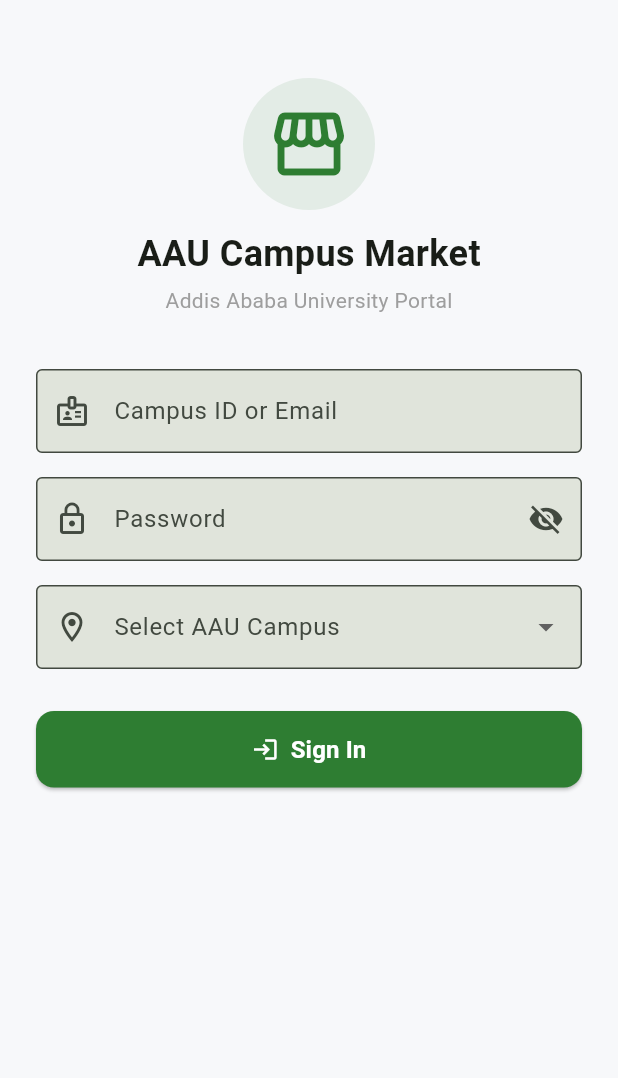
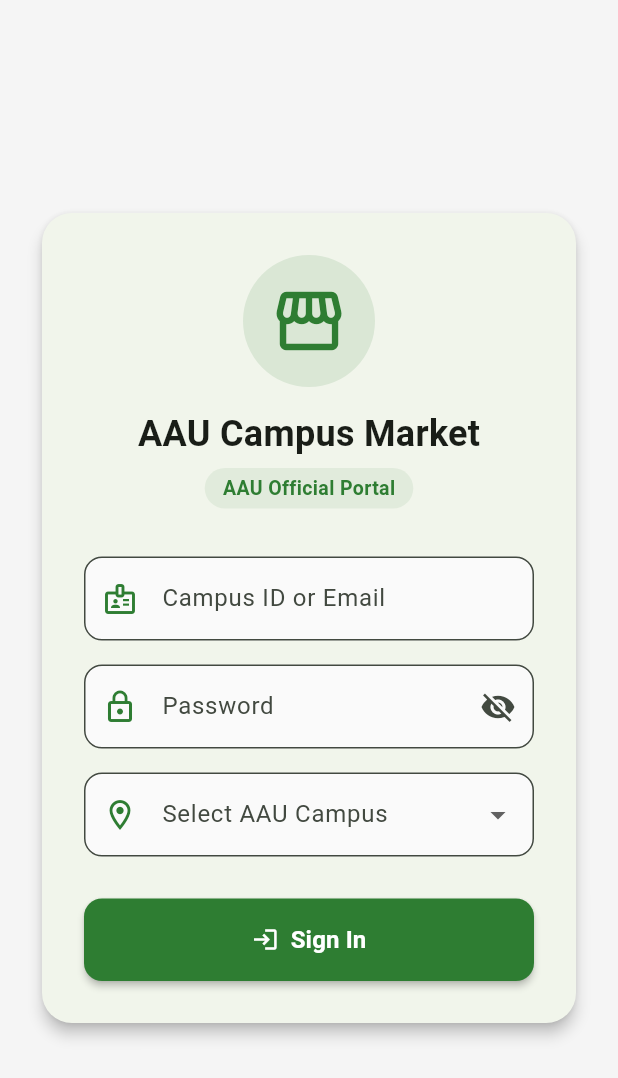
Before and after one commit to haleta-e/aau_campus_market, a Flutter app: the screen it shows after launch, on a phone screen of 412 x 824 dp. Shown: the top 1078 px of the screen. Run offline on Flutter 3.47's test engine with Material 3 defaults, Android fonts, the phone set to English and light mode, and no system bars; our stand-ins replace flutter_riverpod, hive_flutter, shared_preferences; accounts and stored records are empty.

Commit message:
style: update login screen design card and header subtitle to AAU Official Portal

```diff
--- a/lib/screens/auth/login_screen.dart
+++ b/lib/screens/auth/login_screen.dart
@@ -29,37 +29,55 @@
     final campusState = ref.watch(campusProvider);
 
     return Scaffold(
+      backgroundColor: Colors.grey.shade100,
       body: SafeArea(
+        child: Center(
           child: SingleChildScrollView(
             padding: const EdgeInsets.symmetric(horizontal: 24, vertical: 32),
+            child: Card(
+              elevation: 4,
+              shape: RoundedRectangleBorder(borderRadius: BorderRadius.circular(20)),
+              child: Padding(
+                padding: const EdgeInsets.all(28.0),
                 child: Column(
+                  mainAxisSize: MainAxisSize.min,
                   crossAxisAlignment: CrossAxisAlignment.stretch,
                   children: [
-              const SizedBox(height: 20),
                     // App Logo & Header
                     Column(
                       children: [
                         Container(
-                    padding: const EdgeInsets.all(16),
+                          padding: const EdgeInsets.all(18),
                           decoration: BoxDecoration(
-                      color: const Color(0xFF2E7D32).withValues(alpha: 0.1),
+                            color: const Color(0xFF2E7D32).withValues(alpha: 0.12),
                             shape: BoxShape.circle,
                           ),
-                    child: const Icon(Icons.storefront, size: 56, color: Color(0xFF2E7D32)),
+                          child: const Icon(Icons.storefront, size: 52, color: Color(0xFF2E7D32)),
                         ),
-                  const SizedBox(height: 12),
+                        const SizedBox(height: 14),
                         const Text(
                           'AAU Campus Market',
-                    style: TextStyle(fontSize: 24, fontWeight: FontWeight.bold),
+                          style: TextStyle(fontSize: 24, fontWeight: FontWeight.bold, letterSpacing: 0.2),
                         ),
-                  const SizedBox(height: 4),
-                  const Text(
-                    'Addis Ababa University Portal',
-                    style: TextStyle(color: Colors.grey, fontSize: 14),
+                        const SizedBox(height: 6),
+                        Container(
+                          padding: const EdgeInsets.symmetric(horizontal: 12, vertical: 4),
+                          decoration: BoxDecoration(
+                            color: const Color(0xFF2E7D32).withValues(alpha: 0.08),
+                            borderRadius: BorderRadius.circular(20),
+                          ),
+                          child: const Text(
+                            'AAU Official Portal',
+                            style: TextStyle(
+                              color: Color(0xFF2E7D32),
+                              fontSize: 13,
+                              fontWeight: FontWeight.w600,
+                            ),
+                          ),
                         ),
                       ],
                     ),
-              const SizedBox(height: 36),
+                    const SizedBox(height: 32),
 
                     // Error display
                     if (auth.errorMessage != null) ...[
@@ -67,7 +85,7 @@
                         padding: const EdgeInsets.all(12),
                         decoration: BoxDecoration(
                           color: Colors.red.withValues(alpha: 0.08),
-                    borderRadius: BorderRadius.circular(8),
+                          borderRadius: BorderRadius.circular(10),
                           border: Border.all(color: Colors.red.withValues(alpha: 0.2)),
                         ),
                         child: Row(
@@ -90,11 +108,13 @@
                     TextField(
                       controller: _idController,
                       keyboardType: TextInputType.emailAddress,
-                decoration: const InputDecoration(
+                      decoration: InputDecoration(
                         labelText: 'Campus ID or Email',
                         hintText: 'e.g. UGR/1234/24 or buyer01@aau.edu.et',
-                  prefixIcon: Icon(Icons.badge_outlined),
-                  border: OutlineInputBorder(),
+                        prefixIcon: const Icon(Icons.badge_outlined, color: Color(0xFF2E7D32)),
+                        border: OutlineInputBorder(borderRadius: BorderRadius.circular(12)),
+                        filled: true,
+                        fillColor: Colors.grey.shade50,
                       ),
                     ),
                     const SizedBox(height: 16),
@@ -105,8 +125,10 @@
                       obscureText: _obscurePass,
                       decoration: InputDecoration(
                         labelText: 'Password',
-                  prefixIcon: const Icon(Icons.lock_outline),
-                  border: const OutlineInputBorder(),
+                        prefixIcon: const Icon(Icons.lock_outline, color: Color(0xFF2E7D32)),
+                        border: OutlineInputBorder(borderRadius: BorderRadius.circular(12)),
+                        filled: true,
+                        fillColor: Colors.grey.shade50,
                         suffixIcon: IconButton(
                           icon: Icon(_obscurePass ? Icons.visibility_off : Icons.visibility),
                           onPressed: () => setState(() => _obscurePass = !_obscurePass),
@@ -117,11 +139,13 @@
 
                     // Campus Dropdown
                     DropdownButtonFormField<String>(
-                value: _selectedCampusId,
-                decoration: const InputDecoration(
+                      initialValue: _selectedCampusId,
+                      decoration: InputDecoration(
                         labelText: 'Select AAU Campus',
-                  prefixIcon: Icon(Icons.location_on_outlined),
-                  border: OutlineInputBorder(),
+                        prefixIcon: const Icon(Icons.location_on_outlined, color: Color(0xFF2E7D32)),
+                        border: OutlineInputBorder(borderRadius: BorderRadius.circular(12)),
+                        filled: true,
+                        fillColor: Colors.grey.shade50,
                       ),
                       items: campusState.campuses
                           .map((c) => DropdownMenuItem(value: c.id, child: Text(c.name)))
@@ -130,12 +154,14 @@
                     ),
                     const SizedBox(height: 28),
 
-              // Sign In Button (handles student or admin dynamically)
+                    // Sign In Button
                     ElevatedButton.icon(
                       style: ElevatedButton.styleFrom(
-                  padding: const EdgeInsets.symmetric(vertical: 14),
+                        padding: const EdgeInsets.symmetric(vertical: 16),
                         backgroundColor: const Color(0xFF2E7D32),
                         foregroundColor: Colors.white,
+                        shape: RoundedRectangleBorder(borderRadius: BorderRadius.circular(12)),
+                        elevation: 2,
                       ),
                       onPressed: auth.isLoading
                           ? null
@@ -165,6 +191,9 @@
                 ),
               ),
             ),
+          ),
+        ),
+      ),
     );
   }
 }
```
Lines whose indentation alone changed are shown as unchanged.
